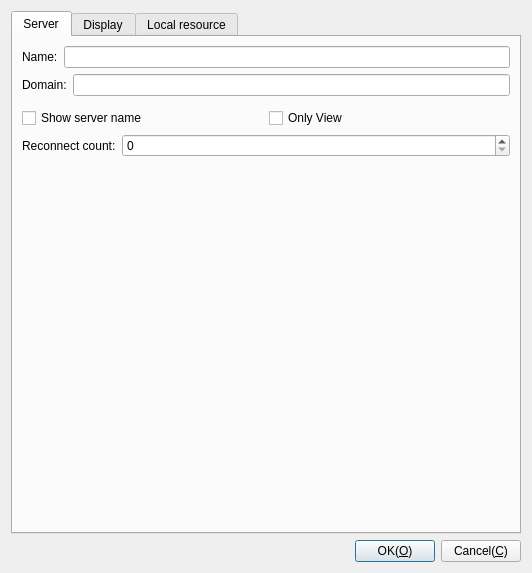
KangLin/RabbitRemoteControl, file Plugins/FreeRDP/Client/DlgSetFreeRDP.ui: the form before one commit.
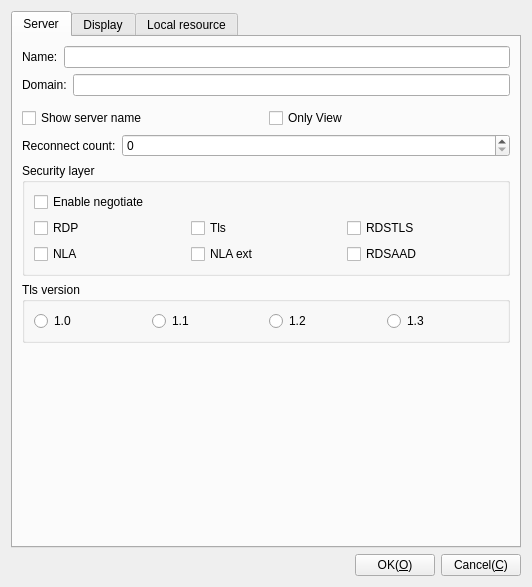
The form after the commit. Icons and pictures are not drawn. Custom widgets are drawn as their Qt base class.

Commit message: FreeRDP: add security parameters

```diff
--- a/Plugins/FreeRDP/Client/DlgSetFreeRDP.ui
+++ b/Plugins/FreeRDP/Client/DlgSetFreeRDP.ui
@@ -7,7 +7,7 @@
     <x>0</x>
     <y>0</y>
     <width>532</width>
-    <height>573</height>
+    <height>587</height>
    </rect>
   </property>
   <property name="windowTitle">
@@ -17,38 +17,7 @@
    <iconset>
     <normaloff>:/image/App</normaloff>:/image/App</iconset>
   </property>
-  <layout class="QGridLayout" name="gridLayout">
-   <item row="1" column="0">
-    <layout class="QHBoxLayout" name="horizontalLayout_4">
-     <item>
-      <spacer name="horizontalSpacer">
-       <property name="orientation">
-        <enum>Qt::Orientation::Horizontal</enum>
-       </property>
-       <property name="sizeHint" stdset="0">
-        <size>
-         <width>40</width>
-         <height>20</height>
-        </size>
-       </property>
-      </spacer>
-     </item>
-     <item>
-      <widget class="QPushButton" name="pbOk">
-       <property name="text">
-        <string>OK(&amp;O)</string>
-       </property>
-      </widget>
-     </item>
-     <item>
-      <widget class="QPushButton" name="pbCancel">
-       <property name="text">
-        <string>Cancel(&amp;C)</string>
-       </property>
-      </widget>
-     </item>
-    </layout>
-   </item>
+  <layout class="QGridLayout" name="gridLayout_10">
    <item row="0" column="0">
     <widget class="QTabWidget" name="tabWidget">
      <property name="currentIndex">
@@ -161,6 +130,112 @@
         </layout>
        </item>
        <item row="5" column="0">
+        <widget class="QGroupBox" name="gbSecurity">
+         <property name="title">
+          <string>Security layer</string>
+         </property>
+         <property name="checkable">
+          <bool>false</bool>
+         </property>
+         <layout class="QGridLayout" name="gridLayout">
+          <item row="2" column="0">
+           <layout class="QHBoxLayout" name="horizontalLayout">
+            <item>
+             <widget class="QCheckBox" name="cbSecurityNLA">
+              <property name="text">
+               <string>NLA</string>
+              </property>
+             </widget>
+            </item>
+            <item>
+             <widget class="QCheckBox" name="cbSecurityNlaExt">
+              <property name="text">
+               <string>NLA ext</string>
+              </property>
+             </widget>
+            </item>
+            <item>
+             <widget class="QCheckBox" name="cbSecurityRDSAAD">
+              <property name="text">
+               <string>RDSAAD</string>
+              </property>
+             </widget>
+            </item>
+           </layout>
+          </item>
+          <item row="1" column="0">
+           <layout class="QHBoxLayout" name="horizontalLayout_2">
+            <item>
+             <widget class="QCheckBox" name="cbSecurityRDP">
+              <property name="text">
+               <string>RDP</string>
+              </property>
+             </widget>
+            </item>
+            <item>
+             <widget class="QCheckBox" name="cbSecurityTls">
+              <property name="text">
+               <string>Tls</string>
+              </property>
+             </widget>
+            </item>
+            <item>
+             <widget class="QCheckBox" name="cbSecurityRDSTLS">
+              <property name="text">
+               <string>RDSTLS</string>
+              </property>
+             </widget>
+            </item>
+           </layout>
+          </item>
+          <item row="0" column="0">
+           <widget class="QCheckBox" name="cbSecurityEnable">
+            <property name="text">
+             <string>Enable negotiate</string>
+            </property>
+           </widget>
+          </item>
+         </layout>
+        </widget>
+       </item>
+       <item row="6" column="0">
+        <widget class="QGroupBox" name="groupBox_4">
+         <property name="title">
+          <string>Tls version</string>
+         </property>
+         <layout class="QGridLayout" name="gridLayout_9">
+          <item row="0" column="0">
+           <widget class="QRadioButton" name="rbTls1_0">
+            <property name="text">
+             <string>1.0</string>
+            </property>
+           </widget>
+          </item>
+          <item row="0" column="1">
+           <widget class="QRadioButton" name="rbTls1_1">
+            <property name="text">
+             <string>1.1</string>
+            </property>
+           </widget>
+          </item>
+          <item row="0" column="2">
+           <widget class="QRadioButton" name="rbTls1_2">
+            <property name="text">
+             <string>1.2</string>
+            </property>
+           </widget>
+          </item>
+          <item row="0" column="3">
+           <widget class="QRadioButton" name="rbTls1_3">
+            <property name="text">
+             <string>1.3</string>
+            </property>
+           </widget>
+          </item>
+         </layout>
+        </widget>
+       </item>
+       <item row="7" column="0">
         <spacer name="verticalSpacer">
          <property name="orientation">
           <enum>Qt::Orientation::Vertical</enum>
@@ -436,6 +511,37 @@
      </widget>
     </widget>
    </item>
+   <item row="1" column="0">
+    <layout class="QHBoxLayout" name="horizontalLayout_4">
+     <item>
+      <spacer name="horizontalSpacer">
+       <property name="orientation">
+        <enum>Qt::Orientation::Horizontal</enum>
+       </property>
+       <property name="sizeHint" stdset="0">
+        <size>
+         <width>40</width>
+         <height>20</height>
+        </size>
+       </property>
+      </spacer>
+     </item>
+     <item>
+      <widget class="QPushButton" name="pbOk">
+       <property name="text">
+        <string>OK(&amp;O)</string>
+       </property>
+      </widget>
+     </item>
+     <item>
+      <widget class="QPushButton" name="pbCancel">
+       <property name="text">
+        <string>Cancel(&amp;C)</string>
+       </property>
+      </widget>
+     </item>
+    </layout>
+   </item>
   </layout>
  </widget>
  <customwidgets>
```
Left out of the diff: 118 changed lines with no effect on the pictures. The commit also changes 7 other files.
